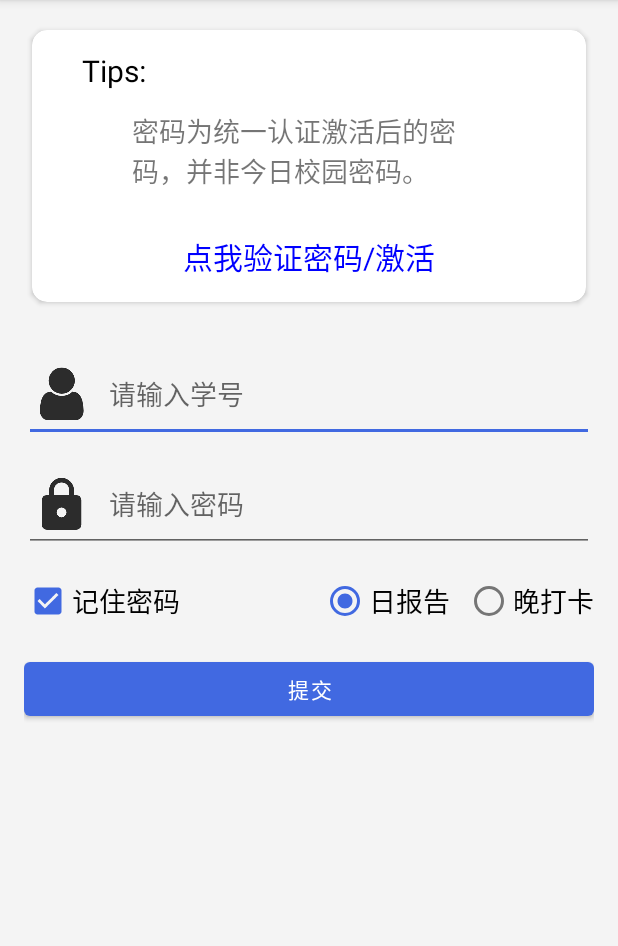
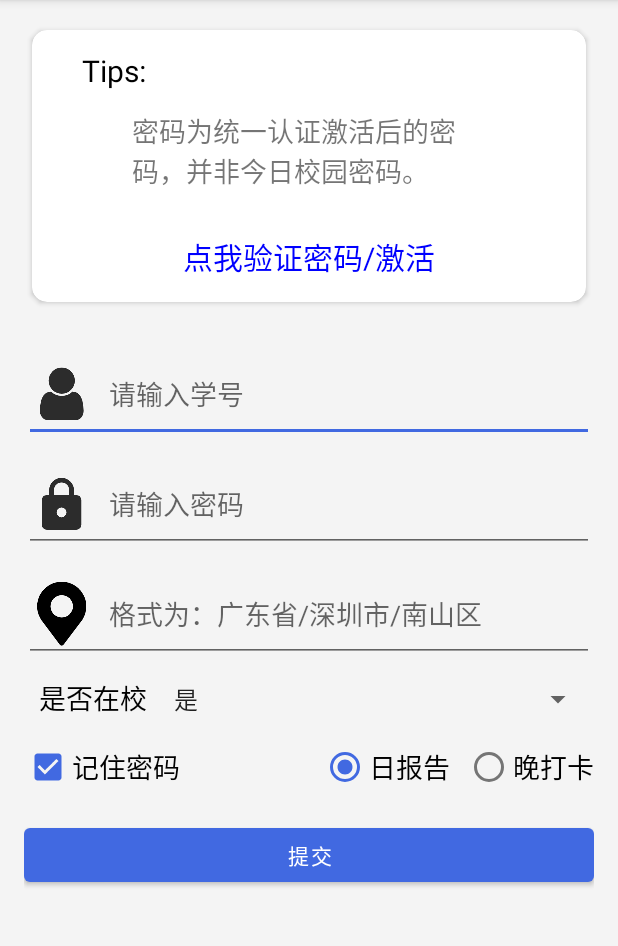
Before and after one commit to Oreolv/Cpdaily, an Android app: the screen it shows after launch (MainActivity), after a tap on "提交", on a phone screen of 412 x 824 dp, the part 84-1030 px from its top. Run offline under Robolectric (Android 15) with nearby library versions, the phone set to English and light mode, and no system bars.

Commit message:
feat: 增加自定义地址

```diff
--- a/Auto-Cpdaily/Android/CumtCpdaily/app/build.gradle
+++ b/Auto-Cpdaily/Android/CumtCpdaily/app/build.gradle
@@ -11,7 +11,7 @@ android {
         minSdkVersion 16
         targetSdkVersion 30
         versionCode 1
-        versionName "1.0.0"
+        versionName "2.0.0"
 
         testInstrumentationRunner "androidx.test.runner.AndroidJUnitRunner"
     }
--- a/Auto-Cpdaily/Android/CumtCpdaily/app/src/main/java/com/xinyu/cumtcpdaily/MainActivity.java
+++ b/Auto-Cpdaily/Android/CumtCpdaily/app/src/main/java/com/xinyu/cumtcpdaily/MainActivity.java
@@ -16,28 +16,40 @@ import android.view.Menu;
 import android.view.MenuInflater;
 import android.view.MenuItem;
 import android.view.View;
+import android.widget.ArrayAdapter;
 import android.widget.Button;
 import android.widget.CheckBox;
 import android.widget.EditText;
 import android.widget.ProgressBar;
 import android.widget.RadioButton;
+import android.widget.Spinner;
 import android.widget.TextView;
 import android.widget.Toast;
+
+import org.json.JSONObject;
+
 import java.io.BufferedReader;
+import java.io.DataOutputStream;
 import java.io.InputStream;
 import java.io.InputStreamReader;
+import java.io.OutputStream;
+import java.io.OutputStreamWriter;
 import java.net.HttpURLConnection;
 import java.net.URL;
+import java.util.HashMap;
+import java.util.Map;
 
 public class MainActivity extends AppCompatActivity {
 
     private SharedPreferences pref;
     private SharedPreferences.Editor editor;
     private CheckBox rememberBox;
-    private EditText usernameText, passwordText;
+    private EditText usernameText, passwordText, addressText;
     private String TAG = "message";
     private String SP_username = "sp_username";
     private String SP_password = "sp_password";
+    private String SP_address = "sp_address";
+    private String SP_school = "0";
     private String SP_remember_exit = "sp_remember_exit";
     private String SP_remember_send = "sp_remember_send";
     private String SP_remember_pwd = "sp_remember_psd";
@@ -48,10 +60,13 @@ public class MainActivity extends AppCompatActivity {
     private Boolean exitChecked;
     private Boolean sendChecked;
     private TextView activateText;
+    private Spinner schoolSpinner;
     private ProgressBar progressBar;
     private String type;
     boolean isRemember,isAutoexit,isAutosend;
     String line;
+    private ArrayAdapter<String> adapter;
+    private static final String[] spinnerList={"是","否"};
 
     @SuppressLint("NewApi")
     @Override
@@ -89,8 +104,12 @@ public class MainActivity extends AppCompatActivity {
         if (isRemember) {
             String username = pref.getString(SP_username, "");
             String password = pref.getString(SP_password, "");
+            String address = pref.getString(SP_address, "");
+            Long school = pref.getLong(SP_school,0);
             usernameText.setText(username);
             passwordText.setText(password);
+            schoolSpinner.setSelection(Math.toIntExact(school),true);
+            addressText.setText(address);
             rememberBox.setChecked(true);
         }
 
@@ -113,7 +132,10 @@ public class MainActivity extends AppCompatActivity {
         pref = PreferenceManager.getDefaultSharedPreferences(this);
         usernameText = (EditText) findViewById(R.id.username);
         passwordText = (EditText) findViewById(R.id.password);
+        addressText = (EditText) findViewById(R.id.address);
         rememberBox = (CheckBox) findViewById(R.id.remember);
+
+        schoolSpinner = (Spinner) findViewById(R.id.schoolSpinner);
 
         sendButton = (Button) findViewById(R.id.send);
 
@@ -126,16 +148,32 @@ public class MainActivity extends AppCompatActivity {
         isRemember = pref.getBoolean(SP_remember_pwd, false);
         isAutoexit = pref.getBoolean(SP_remember_exit, false);
         isAutosend = pref.getBoolean(SP_remember_send, false);
+
+        adapter = new ArrayAdapter<String>(this,android.R.layout.simple_spinner_item,spinnerList);
+
+        //设置下拉列表的风格
+        adapter.setDropDownViewResource(android.R.layout.simple_spinner_dropdown_item);
+        //将adapter 添加到spinner中
+        schoolSpinner.setAdapter(adapter);
+        //添加事件Spinner事件监听
+//        schoolSpinner.setOnItemSelectedListener(new SpinnerSelectedListener());
+        //设置默认值
+        schoolSpinner.setVisibility(View.VISIBLE);
     }
 
-    public void senda(String username,String password,String type){
+    public void senda(JSONObject params,String type){
         try {
             String line;
-            String path = "http://cpdaily.xinyu.ink/" + type + "/" + username + "/" + password;
+            String path = "http://cpdaily.xinyu.ink/" + type;
             URL url = new URL(path);
             HttpURLConnection conn = (HttpURLConnection) url.openConnection();
             conn.setRequestMethod("POST");
             conn.setConnectTimeout(5000);
+            conn.setRequestProperty("Content-Type", "application/json");
+            try(OutputStream os = conn.getOutputStream()) {
+                byte[] input = params.toString().getBytes("utf-8");
+                os.write(input, 0, input.length);
+            }
             InputStream is = conn.getInputStream();//获取输入流
             InputStreamReader isr = new InputStreamReader(is, "utf-8");//字节转字符，字符集是utf-8
             BufferedReader bufferedReader = new BufferedReader(isr);//通过BufferedReader可以读取一行字符串
@@ -159,11 +197,16 @@ public class MainActivity extends AppCompatActivity {
         progressBar.setVisibility(View.VISIBLE);
         String username = usernameText.getText().toString();
         String password = passwordText.getText().toString();
-
+        String address = addressText.getText().toString();
+        String school = schoolSpinner.getSelectedItem().toString();
+        System.out.println(school);
+        Long schoolID = schoolSpinner.getSelectedItemId();
         editor = pref.edit();
         if (rememberBox.isChecked()) {
             editor.putString(SP_username, username);
             editor.putString(SP_password, password);
+            editor.putString(SP_address, address);
+            editor.putLong(SP_school,schoolID);
             editor.putBoolean(SP_remember_pwd, true);
         } else {
             editor.apply();
@@ -174,12 +217,23 @@ public class MainActivity extends AppCompatActivity {
             @Override
             public void run() {
                 try {
-
-                    String path = "http://cpdaily.xinyu.ink/" + type + "/" + username + "/" + password;
+                    String path = "http://127.0.0.1:7920/" + type;
+                    JSONObject params = new JSONObject();
+                    params.put("username", username);
+                    params.put("password", password);
+                    params.put("school", school);
+                    params.put("address", address);
                     URL url = new URL(path);
                     HttpURLConnection conn = (HttpURLConnection) url.openConnection();
                     conn.setRequestMethod("POST");
                     conn.setConnectTimeout(5000);
+                    conn.setRequestProperty("Content-Type", "application/json");
+                    // POST请求
+                    try(OutputStream os = conn.getOutputStream()) {
+                        byte[] input = params.toString().getBytes("utf-8");
+                        System.out.println(params);
+                        os.write(input, 0, input.length);
+                    }
                     InputStream is = conn.getInputStream();
                     InputStreamReader isr = new InputStreamReader(is, "utf-8");
                     BufferedReader bufferedReader = new BufferedReader(isr);
--- a/Auto-Cpdaily/Android/CumtCpdaily/app/src/main/res/layout/activity_about.xml
+++ b/Auto-Cpdaily/Android/CumtCpdaily/app/src/main/res/layout/activity_about.xml
@@ -128,7 +128,7 @@
                 android:layout_height="wrap_content"
                 android:layout_marginBottom="5dp"
                 android:gravity="center"
-                android:text="CumtCpdaily V1.0.0"></TextView>
+                android:text="CumtCpdaily V2.0.0"></TextView>
         </LinearLayout>
     </RelativeLayout>
 </RelativeLayout>
--- a/Auto-Cpdaily/Android/CumtCpdaily/app/src/main/res/layout/activity_main.xml
+++ b/Auto-Cpdaily/Android/CumtCpdaily/app/src/main/res/layout/activity_main.xml
@@ -83,6 +83,37 @@
             android:drawablePadding="10dp"
             android:hint="请输入密码">
         </EditText>
+        <EditText
+            android:id="@+id/address"
+            android:layout_width="match_parent"
+            android:layout_height="wrap_content"
+            android:layout_marginTop="10dp"
+            android:drawableLeft="@mipmap/login_address"
+            android:singleLine="true"
+            android:drawablePadding="10dp"
+            android:hint="格式为：广东省/深圳市/南山区">
+        </EditText>
+        <LinearLayout
+            android:layout_width="fill_parent"
+            android:layout_height="fill_parent"
+            android:layout_marginTop="10dp"
+            android:orientation="horizontal">
+            <TextView
+                android:id="@+id/schoolText"
+                android:layout_width="wrap_content"
+                android:layout_height="wrap_content"
+                android:textColor="#000000"
+                android:layout_marginRight="10dp"
+                android:layout_marginLeft="10dp"
+                android:textSize="18dp"
+                android:text="是否在校">
+            </TextView>
+            <Spinner
+                android:id="@+id/schoolSpinner"
+                android:layout_width="match_parent"
+                android:layout_height="wrap_content">
+            </Spinner>
+        </LinearLayout>
     </LinearLayout>
     <ProgressBar
         android:id="@+id/progess"
```
Also changed, not shown: Auto-Cpdaily/Android/CumtCpdaily/app/src/main/java/com/xinyu/cumtcpdaily/MyService.java (+30 -3 lines), Auto-Cpdaily/Android/CumtCpdaily/app/src/main/res/mipmap-xxhdpi/login_address.png (added).
